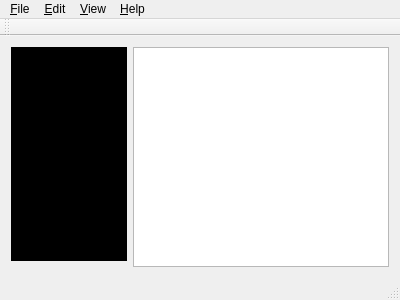
Qt form mainwindow.ui (zhaohuarong/ZVideoPlayer) before a commit.
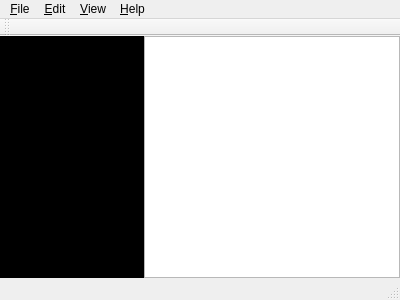
The same form after that commit. Custom widgets are drawn as their Qt base class.

```diff
--- a/mainwindow.ui
+++ b/mainwindow.ui
@@ -15,6 +15,21 @@
   </property>
   <widget class="QWidget" name="centralWidget">
    <layout class="QGridLayout" name="gridLayout">
+    <property name="leftMargin">
+     <number>0</number>
+    </property>
+    <property name="topMargin">
+     <number>0</number>
+    </property>
+    <property name="rightMargin">
+     <number>0</number>
+    </property>
+    <property name="bottomMargin">
+     <number>0</number>
+    </property>
+    <property name="spacing">
+     <number>0</number>
+    </property>
     <item row="0" column="0">
      <widget class="VlcWidgetVideo" name="video" native="true">
       <property name="sizePolicy">
```
